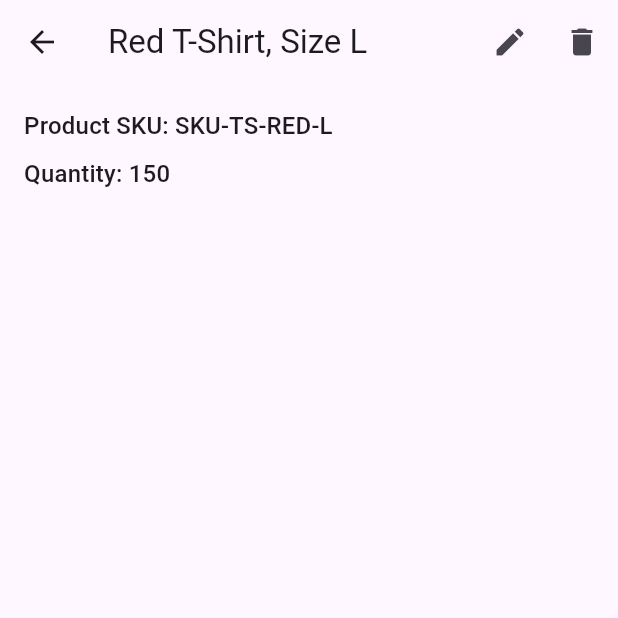
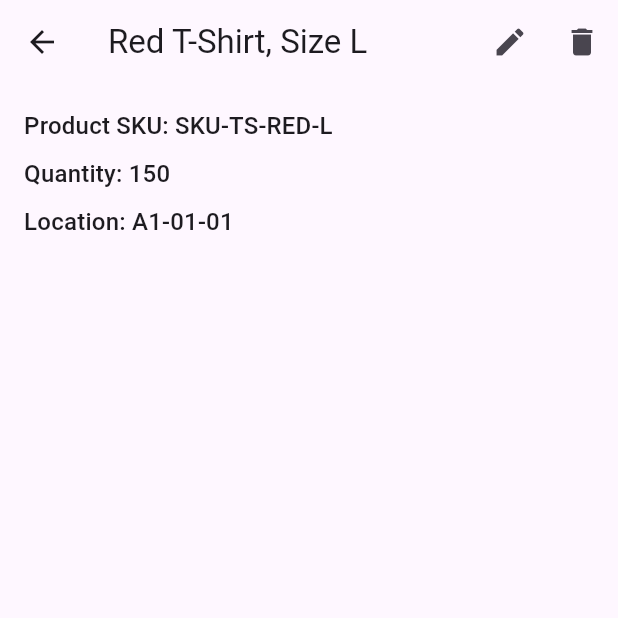
Before and after one commit to neo321654/easy_box, a Flutter app: the screen it shows after launch, after a tap on "Login", after a tap on "Inventory", after a tap on "Red T-Shirt, Size L", on a phone screen of 412 x 824 dp, the top half of it. Run offline on Flutter 3.47's test engine with Material 3 defaults, Android fonts, the phone set to English and light mode, and no system bars; our stand-ins replace connectivity_plus, dartz, equatable, flutter_bloc, get_it, go_router and 2 more; missing offline and left inert: mobile_scanner; accounts and stored records are empty.

Commit message:
feat(inventory): Implement product locations

```diff
--- a/lib/di/injection_container.dart
+++ b/lib/di/injection_container.dart
@@ -36,6 +36,202 @@ import 'package:easy_box/core/network/network_info.dart';
 import 'package:easy_box/features/inventory/data/datasources/inventory_local_data_source.dart';
 import 'package:easy_box/features/inventory/data/datasources/inventory_local_data_source_impl.dart';
 import 'package:flutter/material.dart';
+
+final sl = GetIt.instance;
+
+Future<void> init({Locale? systemLocale}) async {
+  // Initial mock data for the persistent mock backend
+  final List<ProductModel> initialMockProducts = [
+    const ProductModel(id: '1', name: 'Red T-Shirt, Size L', sku: 'SKU-TS-RED-L', quantity: 150, location: 'A1-01-01'),
+    const ProductModel(id: '2', name: 'Blue Jeans, Size 32', sku: 'SKU-JN-BLU-32', quantity: 85, location: 'A1-01-02'),
+    const ProductModel(id: '3', name: 'Green Hoodie, Size M', sku: 'SKU-HD-GRN-M', quantity: 110, location: 'A2-03-05'),
+    const ProductModel(id: '4', name: 'Black Sneakers, Size 42', sku: 'SKU-SN-BLK-42', quantity: 200, location: 'C4-02-01'),
+    const ProductModel(id: '5', name: 'White Socks (3-pack)', sku: 'SKU-SK-WHT-3P', quantity: 350, location: 'C4-02-02'),
+  ];
+
+  //####################
+  //region Features
+  //####################
+
+  //--------------------
+  //region Receiving
+  //--------------------
+  // Blocs
+  sl.registerFactory(() => ReceivingBloc(addStockUseCase: sl(), createProductUseCase: sl()));
+  //endregion
+
+  //--------------------
+  //region Scanning
+  //--------------------
+  // Blocs
+  sl.registerFactory(() => ScanningBloc(findProductBySkuUseCase: sl()));
+  //endregion
+
+  //--------------------
+  //region Inventory
+  //--------------------
+  // Blocs
+  sl.registerFactory(() => InventoryBloc(getProductsUseCase: sl()));
+  sl.registerFactory(() => ProductDetailBloc(updateProductUseCase: sl(), deleteProductUseCase: sl()));
+
+  // Use Cases
+  sl.registerLazySingleton(() => GetProductsUseCase(sl()));
+  sl.registerLazySingleton(() => FindProductBySkuUseCase(sl()));
+  sl.registerLazySingleton(() => AddStockUseCase(sl()));
+  sl.registerLazySingleton(() => CreateProductUseCase(sl()));
+  sl.registerLazySingleton(() => UpdateProductUseCase(sl()));
+  sl.registerLazySingleton(() => DeleteProductUseCase(sl()));
+
+  // Repositories
+  sl.registerLazySingleton<InventoryRepository>(
+    () => InventoryRepositoryImpl(
+      remoteDataSource: sl(),
+      localDataSource: sl(),
+      networkInfo: sl(),
+    ),
+  );
+
+  // Data Sources
+  sl.registerLazySingleton<InventoryRemoteDataSource>(() => InventoryRemoteDataSourceImpl(database: sl(instanceName: 'mockBackendDb')));
+
+  // Local Data Sources
+  sl.registerLazySingleton<InventoryLocalDataSource>(
+    () => InventoryLocalDataSourceImpl(database: sl()),
+  );
+  //endregion
+
+  //--------------------
+  //region Settings
+  //--------------------
+  // Blocs
+  sl.registerFactory(() {
+    final initialState = SettingsState(
+      themeMode: sl<LoadThemeModeUseCase>().call(),
+      locale: sl<LoadLocaleUseCase>().call(),
+    );
+    return SettingsBloc(
+      initialState: initialState,
+      saveThemeModeUseCase: sl(),
+      saveLocaleUseCase: sl(),
+      systemLocale: systemLocale,
+    );
+  });
+
+  // Use Cases
+  sl.registerLazySingleton(() => LoadThemeModeUseCase(sl()));
+  sl.registerLazySingleton(() => SaveThemeModeUseCase(sl()));
+  sl.registerLazySingleton(() => LoadLocaleUseCase(sl()));
+  sl.registerLazySingleton(() => SaveLocaleUseCase(sl()));
+
+  // Repositories
+  sl.registerLazySingleton<SettingsRepository>(() => SettingsRepositoryImpl(sl()));
+  //endregion
+
+  //--------------------
+  //region Auth
+  //--------------------
+  // Blocs
+  sl.registerLazySingleton(() => AuthBloc(
+        loginUseCase: sl(),
+        getMeUseCase: sl(),
+        logoutUseCase: sl(),
+        loginAnonymouslyUseCase: sl(),
+      ));
+
+  // Use Cases
+  sl.registerLazySingleton(() => LoginUseCase(sl()));
+  sl.registerLazySingleton(() => GetMeUseCase(sl()));
+  sl.registerLazySingleton(() => LogoutUseCase(sl()));
+  sl.registerLazySingleton(() => LoginAnonymouslyUseCase(sl()));
+
+  // Repositories
+  sl.registerLazySingleton<AuthRepository>(() => AuthRepositoryImpl(sl()));
+  //endregion
+
+  //endregion
+
+  //####################
+  //region External
+  //####################
+  final sharedPreferences = await SharedPreferences.getInstance();
+  sl.registerLazySingleton(() => sharedPreferences);
+
+  // App's local cache database
+  final appDb = await openDatabase(
+    join(await getDatabasesPath(), 'easy_box_database.db'),
+    onCreate: (db, version) {
+      db.execute(
+        'CREATE TABLE products(id TEXT PRIMARY KEY, name TEXT, sku TEXT, quantity INTEGER, location TEXT)',
+      );
+      db.execute(
+        'CREATE TABLE stock_updates_queue(id INTEGER PRIMARY KEY AUTOINCREMENT, sku TEXT, quantity INTEGER, timestamp INTEGER)',
+      );
+      db.execute(
+        'CREATE TABLE product_creations_queue(id INTEGER PRIMARY KEY AUTOINCREMENT, name TEXT, sku TEXT, location TEXT, local_id TEXT, timestamp INTEGER)',
+      );
+      db.execute(
+        'CREATE TABLE product_updates_queue(id INTEGER PRIMARY KEY AUTOINCREMENT, product_id TEXT, name TEXT, sku TEXT, quantity INTEGER, location TEXT, timestamp INTEGER)',
+      );
+      db.execute(
+        'CREATE TABLE product_deletions_queue(id INTEGER PRIMARY KEY AUTOINCREMENT, product_id TEXT, timestamp INTEGER)',
+      );
+    },
+    version: 5,
+    onUpgrade: (db, oldVersion, newVersion) {
+      if (oldVersion < 2) {
+        db.execute(
+          'CREATE TABLE stock_updates_queue(id INTEGER PRIMARY KEY AUTOINCREMENT, sku TEXT, quantity INTEGER, timestamp INTEGER)',
+        );
+      }
+      if (oldVersion < 3) {
+        db.execute(
+          'CREATE TABLE product_creations_queue(id INTEGER PRIMARY KEY AUTOINCREMENT, name TEXT, sku TEXT, local_id TEXT, timestamp INTEGER)',
+        );
+      }
+      if (oldVersion < 4) {
+        db.execute(
+          'CREATE TABLE product_updates_queue(id INTEGER PRIMARY KEY AUTOINCREMENT, product_id TEXT, name TEXT, sku TEXT, quantity INTEGER, timestamp INTEGER)',
+        );
+        db.execute(
+          'CREATE TABLE product_deletions_queue(id INTEGER PRIMARY KEY AUTOINCREMENT, product_id TEXT, timestamp INTEGER)',
+        );
+      }
+      if (oldVersion < 5) {
+        db.execute('ALTER TABLE products ADD COLUMN location TEXT');
+        db.execute('ALTER TABLE product_creations_queue ADD COLUMN location TEXT');
+        db.execute('ALTER TABLE product_updates_queue ADD COLUMN location TEXT');
+      }
+    },
+  );
+  sl.registerLazySingleton<Database>(() => appDb); // Register app's DB
+
+  // Mock backend database
+  final mockBackendDb = await openDatabase(
+    join(await getDatabasesPath(), 'easy_box_mock_backend_database.db'),
+    onCreate: (db, version) async {
+      await db.execute(
+        'CREATE TABLE products(id TEXT PRIMARY KEY, name TEXT, sku TEXT, quantity INTEGER, location TEXT)',
+      );
+      // Populate with initial mock data
+      for (final product in initialMockProducts) {
+        await db.insert('products', product.toJson());
+      }
+    },
+    version: 2, // Separate version for mock backend DB
+    onUpgrade: (db, oldVersion, newVersion) {
+      if (oldVersion < 2) {
+        db.execute('ALTER TABLE products ADD COLUMN location TEXT');
+      }
+    },
+  );
+  sl.registerLazySingleton<Database>(
+      () => mockBackendDb, instanceName: 'mockBackendDb'); // Register mock backend DB
+
+  sl.registerLazySingleton(() => Connectivity());
+  sl.registerLazySingleton<NetworkInfo>(() => NetworkInfoImpl(sl()));
+  //endregion
+}
+
 
 final sl = GetIt.instance;
 
--- a/lib/features/inventory/data/datasources/inventory_local_data_source.dart
+++ b/lib/features/inventory/data/datasources/inventory_local_data_source.dart
@@ -10,7 +10,7 @@ abstract class InventoryLocalDataSource {
   Future<void> saveProduct(ProductModel product);
 
   // New methods for product creation queue
-  Future<void> addProductCreationToQueue(String name, String sku, String localId);
+  Future<void> addProductCreationToQueue(String name, String sku, String? location, String localId);
   Future<List<Map<String, dynamic>>> getQueuedProductCreations();
   Future<void> clearQueuedProductCreations();
   Future<void> updateProductId(String oldId, String newId);
--- a/lib/features/inventory/data/datasources/inventory_local_data_source_impl.dart
+++ b/lib/features/inventory/data/datasources/inventory_local_data_source_impl.dart
@@ -70,10 +70,11 @@ class InventoryLocalDataSourceImpl implements InventoryLocalDataSource {
   }
 
   @override
-  Future<void> addProductCreationToQueue(String name, String sku, String localId) async {
+  Future<void> addProductCreationToQueue(String name, String sku, String? location, String localId) async {
     await database.insert(_tableProductCreationsQueue, {
       'name': name,
       'sku': sku,
+      'location': location,
       'local_id': localId,
       'timestamp': DateTime.now().millisecondsSinceEpoch,
     });
@@ -124,6 +125,7 @@ class InventoryLocalDataSourceImpl implements InventoryLocalDataSource {
       'name': product.name,
       'sku': product.sku,
       'quantity': product.quantity,
+      'location': product.location,
       'timestamp': DateTime.now().millisecondsSinceEpoch,
     });
   }
--- a/lib/features/inventory/data/datasources/inventory_remote_data_source.dart
+++ b/lib/features/inventory/data/datasources/inventory_remote_data_source.dart
@@ -4,7 +4,7 @@ abstract class InventoryRemoteDataSource {
   Future<List<ProductModel>> getProducts();
   Future<ProductModel?> findProductBySku(String sku);
   Future<void> addStock(String sku, int quantityToAdd);
-  Future<ProductModel> createProduct({required String name, required String sku});
+  Future<ProductModel> createProduct({required String name, required String sku, String? location});
   Future<void> updateProduct(ProductModel product);
   Future<void> deleteProduct(String id);
 }
--- a/lib/features/inventory/data/datasources/inventory_remote_data_source_impl.dart
+++ b/lib/features/inventory/data/datasources/inventory_remote_data_source_impl.dart
@@ -58,7 +58,7 @@ class InventoryRemoteDataSourceImpl implements InventoryRemoteDataSource {
   }
 
   @override
-  Future<ProductModel> createProduct({required String name, required String sku}) async {
+  Future<ProductModel> createProduct({required String name, required String sku, String? location}) async {
     // Simulate network delay
     await Future.delayed(const Duration(milliseconds: 400));
     final newProduct = ProductModel(
@@ -66,6 +66,7 @@ class InventoryRemoteDataSourceImpl implements InventoryRemoteDataSource {
       name: name,
       sku: sku,
       quantity: 0, // Initial quantity is 0
+      location: location,
     );
     await database.insert('products', newProduct.toJson());
     return newProduct;
--- a/lib/features/inventory/data/models/product_model.dart
+++ b/lib/features/inventory/data/models/product_model.dart
@@ -6,6 +6,7 @@ class ProductModel extends Product {
     required super.name,
     required super.sku,
     required super.quantity,
+    super.location,
   });
 
   factory ProductModel.fromJson(Map<String, dynamic> json) {
@@ -14,6 +15,7 @@ class ProductModel extends Product {
       name: json['name'],
       sku: json['sku'],
       quantity: json['quantity'],
+      location: json['location'],
     );
   }
 
@@ -23,6 +25,7 @@ class ProductModel extends Product {
       'name': name,
       'sku': sku,
       'quantity': quantity,
+      'location': location,
     };
   }
 }
--- a/lib/features/inventory/data/repositories/inventory_repository_impl.dart
+++ b/lib/features/inventory/data/repositories/inventory_repository_impl.dart
@@ -57,10 +57,10 @@ class InventoryRepositoryImpl implements InventoryRepository {
 
   @override
   Future<Either<Failure, OperationResult>> createProduct(
-      {required String name, required String sku}) async {
+      {required String name, required String sku, String? location}) async {
     if (await networkInfo.isConnected) {
       try {
-        final newProduct = await remoteDataSource.createProduct(name: name, sku: sku);
+        final newProduct = await remoteDataSource.createProduct(name: name, sku: sku, location: location);
         await localDataSource.saveProduct(newProduct);
         return const Right(OperationResult(isQueued: false));
       } on ServerException {
@@ -70,9 +70,9 @@ class InventoryRepositoryImpl implements InventoryRepository {
       // Offline creation
       try {
         final localId = DateTime.now().millisecondsSinceEpoch.toString(); // Generate a temporary local ID
-        final newProduct = ProductModel(id: localId, name: name, sku: sku, quantity: 0);
+        final newProduct = ProductModel(id: localId, name: name, sku: sku, quantity: 0, location: location);
         await localDataSource.saveProduct(newProduct);
-        await localDataSource.addProductCreationToQueue(name, sku, localId);
+        await localDataSource.addProductCreationToQueue(name, sku, location, localId);
         return const Right(OperationResult(isQueued: true)); // Fixed: return OperationResult
       } on Exception {
         return Left(CacheFailure()); // Or a more specific failure
@@ -110,6 +110,7 @@ class InventoryRepositoryImpl implements InventoryRepository {
       name: product.name,
       sku: product.sku,
       quantity: product.quantity,
+      location: product.location,
     );
     if (await networkInfo.isConnected) {
       try {
@@ -161,6 +162,7 @@ class InventoryRepositoryImpl implements InventoryRepository {
         final remoteProduct = await remoteDataSource.createProduct(
           name: creation['name'],
           sku: creation['sku'],
+          location: creation['location'],
         );
         // Update local product with real server ID
         await localDataSource.updateProductId(creation['local_id'], remoteProduct.id);
@@ -186,6 +188,7 @@ class InventoryRepositoryImpl implements InventoryRepository {
           name: update['name'],
           sku: update['sku'],
           quantity: update['quantity'],
+          location: update['location'],
         );
         await remoteDataSource.updateProduct(productModel);
       }
--- a/lib/features/inventory/domain/entities/product.dart
+++ b/lib/features/inventory/domain/entities/product.dart
@@ -5,14 +5,16 @@ class Product extends Equatable {
   final String name;
   final String sku;
   final int quantity;
+  final String? location;
 
   const Product({
     required this.id,
     required this.name,
     required this.sku,
     required this.quantity,
+    this.location,
   });
 
   @override
-  List<Object> get props => [id, name, sku, quantity];
+  List<Object?> get props => [id, name, sku, quantity, location];
 }
--- a/lib/features/inventory/domain/repositories/inventory_repository.dart
+++ b/lib/features/inventory/domain/repositories/inventory_repository.dart
@@ -7,7 +7,7 @@ abstract class InventoryRepository {
   Future<Either<Failure, List<Product>>> getProducts();
   Future<Either<Failure, Product?>> findProductBySku(String sku);
   Future<Either<Failure, OperationResult>> addStock(String sku, int quantityToAdd);
-  Future<Either<Failure, OperationResult>> createProduct({required String name, required String sku});
+  Future<Either<Failure, OperationResult>> createProduct({required String name, required String sku, String? location});
   Future<Either<Failure, OperationResult>> updateProduct(Product product);
   Future<Either<Failure, OperationResult>> deleteProduct(String id);
 }
--- a/lib/features/inventory/domain/usecases/create_product_usecase.dart
+++ b/lib/features/inventory/domain/usecases/create_product_usecase.dart
@@ -8,7 +8,7 @@ class CreateProductUseCase {
 
   CreateProductUseCase(this.repository);
 
-  Future<Either<Failure, OperationResult>> call({required String name, required String sku}) {
-    return repository.createProduct(name: name, sku: sku);
+  Future<Either<Failure, OperationResult>> call({required String name, required String sku, String? location}) {
+    return repository.createProduct(name: name, sku: sku, location: location);
   }
 }
--- a/lib/features/inventory/presentation/pages/product_detail_page.dart
+++ b/lib/features/inventory/presentation/pages/product_detail_page.dart
@@ -120,6 +120,12 @@ class _ProductDetailViewState extends State<_ProductDetailView> {
                 '${context.S.quantityLabel}: ${widget.product.quantity}',
                 style: Theme.of(context).textTheme.titleMedium,
               ),
+              const SizedBox(height: 8),
+              if (widget.product.location != null && widget.product.location!.isNotEmpty)
+                Text(
+                  context.S.productLocationLabelWithColon(widget.product.location!),
+                  style: Theme.of(context).textTheme.titleMedium,
+                ),
               // TODO: Add more product details if available
             ],
           ),
--- a/lib/features/inventory/presentation/widgets/edit_product_dialog.dart
+++ b/lib/features/inventory/presentation/widgets/edit_product_dialog.dart
@@ -20,13 +20,16 @@ class _EditProductDialogState extends State<EditProductDialog> {
   late final TextEditingController _nameController;
   late final TextEditingController _skuController;
   late final TextEditingController _quantityController;
+  late final TextEditingController _locationController;
 
   @override
   void initState() {
     super.initState();
     _nameController = TextEditingController(text: widget.product.name);
     _skuController = TextEditingController(text: widget.product.sku);
-    _quantityController = TextEditingController(text: widget.product.quantity.toString());
+    _quantityController =
+        TextEditingController(text: widget.product.quantity.toString());
+    _locationController = TextEditingController(text: widget.product.location);
   }
 
   @override
@@ -34,6 +37,7 @@ class _EditProductDialogState extends State<EditProductDialog> {
     _nameController.dispose();
     _skuController.dispose();
     _quantityController.dispose();
+    _locationController.dispose();
     super.dispose();
   }
 
@@ -57,6 +61,11 @@ class _EditProductDialogState extends State<EditProductDialog> {
             decoration: InputDecoration(labelText: context.S.quantityLabel),
             keyboardType: TextInputType.number,
           ),
+          TextField(
+            controller: _locationController,
+            decoration:
+                InputDecoration(labelText: context.S.productLocationLabel),
+          ),
         ],
       ),
       actions: [
@@ -73,6 +82,7 @@ class _EditProductDialogState extends State<EditProductDialog> {
               name: _nameController.text,
               sku: _skuController.text,
               quantity: int.tryParse(_quantityController.text) ?? 0,
+              location: _locationController.text,
             );
             widget.onUpdate(updatedProduct);
             Navigator.of(context).pop();
--- a/lib/features/receiving/presentation/bloc/receiving_bloc.dart
+++ b/lib/features/receiving/presentation/bloc/receiving_bloc.dart
@@ -54,6 +54,7 @@ class ReceivingBloc extends Bloc<ReceivingEvent, ReceivingState> {
     final failureOrCreateResult = await _createProductUseCase(
       name: event.name,
       sku: event.sku,
+      location: event.location,
     );
 
     await failureOrCreateResult.fold(
--- a/lib/features/receiving/presentation/bloc/receiving_event.dart
+++ b/lib/features/receiving/presentation/bloc/receiving_event.dart
@@ -24,13 +24,15 @@ class CreateProductAndAddStock extends ReceivingEvent {
   final String name;
   final String sku;
   final int quantity;
+  final String? location;
 
   const CreateProductAndAddStock({
     required this.name,
     required this.sku,
     required this.quantity,
+    this.location,
   });
 
   @override
-  List<Object> get props => [name, sku, quantity];
+  List<Object?> get props => [name, sku, quantity, location];
 }
--- a/lib/features/receiving/presentation/pages/receiving_page.dart
+++ b/lib/features/receiving/presentation/pages/receiving_page.dart
@@ -67,6 +67,7 @@ class _ReceivingViewState extends State<_ReceivingView> {
 
   void _showCreateProductDialog(String sku) {
     final TextEditingController productNameController = TextEditingController();
+    final TextEditingController locationController = TextEditingController();
     showDialog(
       context: context,
       barrierDismissible: false,
@@ -79,6 +80,10 @@ class _ReceivingViewState extends State<_ReceivingView> {
             TextField(
               controller: productNameController,
               decoration: InputDecoration(labelText: context.S.productNameLabel),
+            ),
+            TextField(
+              controller: locationController,
+              decoration: InputDecoration(labelText: context.S.productLocationLabel),
             ),
           ],
         ),
@@ -98,6 +103,7 @@ class _ReceivingViewState extends State<_ReceivingView> {
                         name: productNameController.text,
                         sku: sku,
                         quantity: int.tryParse(_quantityController.text) ?? 0,
+                        location: locationController.text,
                       ),
                     );
               }
--- a/lib/l10n/app_de.arb
+++ b/lib/l10n/app_de.arb
@@ -39,6 +39,7 @@
   "quantityMustBePositiveError": "Menge muss positiv sein",
   "productNotFoundDialogTitle": "Produkt nicht gefunden",
   "productNameLabel": "Produktname",
+  "productLocationLabel": "Standort",
   "cancelButtonText": "Abbrechen",
   "createAndAddStockButtonText": "Erstellen & Bestand hinzufügen",
   "editProductDialogTitle": "Produkt bearbeiten",
@@ -75,6 +76,7 @@
     }
   },
   "quantityLabelWithColon": "{quantityLabel}: {quantity}",
+  "productLocationLabelWithColon": "Standort: {location}",
   "@quantityLabelWithColon": {
     "placeholders": {
       "quantityLabel": {},
--- a/lib/l10n/app_en.arb
+++ b/lib/l10n/app_en.arb
@@ -39,6 +39,7 @@
   "quantityMustBePositiveError": "Quantity must be positive",
   "productNotFoundDialogTitle": "Product Not Found",
   "productNameLabel": "Product Name",
+  "productLocationLabel": "Location",
   "cancelButtonText": "Cancel",
   "createAndAddStockButtonText": "Create & Add Stock",
   "editProductDialogTitle": "Edit Product",
@@ -75,6 +76,7 @@
     }
   },
   "quantityLabelWithColon": "{quantityLabel}: {quantity}",
+  "productLocationLabelWithColon": "Location: {location}",
   "@quantityLabelWithColon": {
     "placeholders": {
       "quantityLabel": {},
--- a/lib/l10n/app_ru.arb
+++ b/lib/l10n/app_ru.arb
@@ -39,6 +39,7 @@
   "quantityMustBePositiveError": "Количество должно быть положительным",
   "productNotFoundDialogTitle": "Товар не найден",
   "productNameLabel": "Название товара",
+  "productLocationLabel": "Местоположение",
   "cancelButtonText": "Отмена",
   "createAndAddStockButtonText": "Создать и добавить на склад",
   "editProductDialogTitle": "Редактировать товар",
@@ -75,6 +76,7 @@
     }
   },
   "quantityLabelWithColon": "{quantityLabel}: {quantity}",
+  "productLocationLabelWithColon": "Местоположение: {location}",
   "@quantityLabelWithColon": {
     "placeholders": {
       "quantityLabel": {},
```
Also changed, not shown: lib/generated/app_localizations.dart, lib/generated/app_localizations_de.dart, lib/generated/app_localizations_en.dart, lib/generated/app_localizations_ru.dart.
